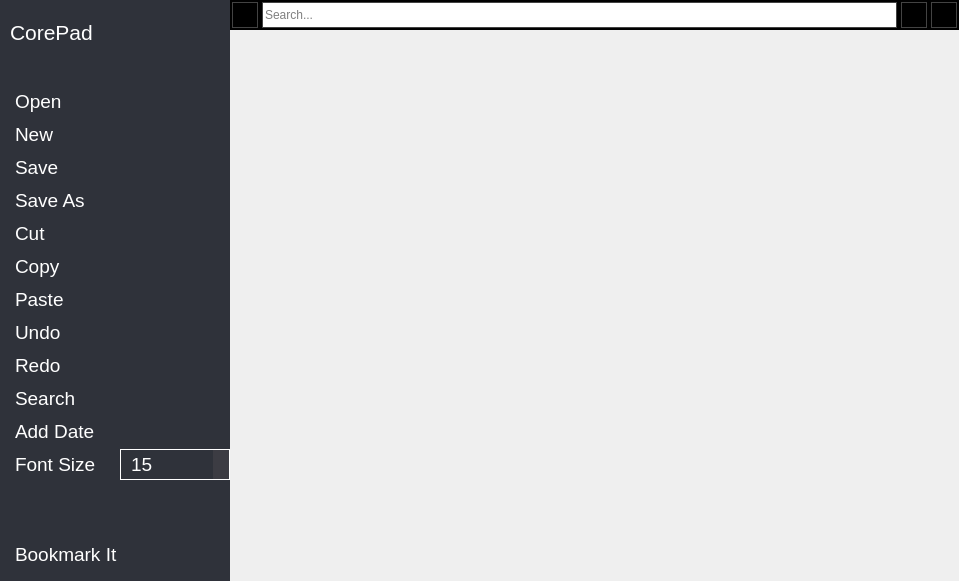
Before: the Qt Designer form app/corepad/corepad.ui in rahmanshaber/corebox, drawn with Qt 5.
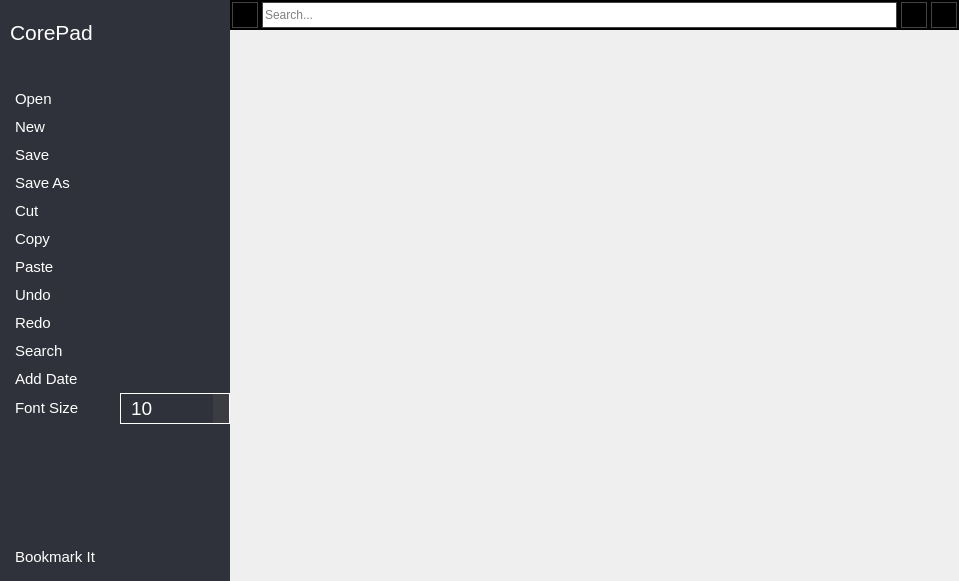
After: the same form once the commit is applied. Icons and pictures are not drawn.

The edit to the form file:
```diff
--- a/app/corepad/corepad.ui
+++ b/app/corepad/corepad.ui
@@ -140,7 +140,7 @@
        <widget class="QPushButton" name="cOpen">
         <property name="font">
          <font>
-          <pointsize>14</pointsize>
+          <pointsize>11</pointsize>
          </font>
         </property>
         <property name="styleSheet">
@@ -177,7 +177,7 @@
        <widget class="QPushButton" name="cNew">
         <property name="font">
          <font>
-          <pointsize>14</pointsize>
+          <pointsize>11</pointsize>
          </font>
         </property>
         <property name="styleSheet">
@@ -214,7 +214,7 @@
        <widget class="QPushButton" name="cSave">
         <property name="font">
          <font>
-          <pointsize>14</pointsize>
+          <pointsize>11</pointsize>
          </font>
         </property>
         <property name="styleSheet">
@@ -251,7 +251,7 @@
        <widget class="QPushButton" name="cSaveAs">
         <property name="font">
          <font>
-          <pointsize>14</pointsize>
+          <pointsize>11</pointsize>
          </font>
         </property>
         <property name="styleSheet">
@@ -291,7 +291,7 @@
         </property>
         <property name="font">
          <font>
-          <pointsize>14</pointsize>
+          <pointsize>11</pointsize>
          </font>
         </property>
         <property name="styleSheet">
@@ -331,7 +331,7 @@
         </property>
         <property name="font">
          <font>
-          <pointsize>14</pointsize>
+          <pointsize>11</pointsize>
          </font>
         </property>
         <property name="styleSheet">
@@ -368,7 +368,7 @@
        <widget class="QPushButton" name="cPaste">
         <property name="font">
          <font>
-          <pointsize>14</pointsize>
+          <pointsize>11</pointsize>
          </font>
         </property>
         <property name="styleSheet">
@@ -408,7 +408,7 @@
         </property>
         <property name="font">
          <font>
-          <pointsize>14</pointsize>
+          <pointsize>11</pointsize>
          </font>
         </property>
         <property name="styleSheet">
@@ -448,7 +448,7 @@
         </property>
         <property name="font">
          <font>
-          <pointsize>14</pointsize>
+          <pointsize>11</pointsize>
          </font>
         </property>
         <property name="styleSheet">
@@ -485,7 +485,7 @@
        <widget class="QPushButton" name="search">
         <property name="font">
          <font>
-          <pointsize>14</pointsize>
+          <pointsize>11</pointsize>
          </font>
         </property>
         <property name="styleSheet">
@@ -537,7 +537,7 @@
         </property>
         <property name="font">
          <font>
-          <pointsize>14</pointsize>
+          <pointsize>11</pointsize>
          </font>
         </property>
         <property name="styleSheet">
@@ -604,7 +604,7 @@
           <widget class="QPushButton" name="pushButton_4">
            <property name="font">
             <font>
-             <pointsize>14</pointsize>
+             <pointsize>11</pointsize>
             </font>
            </property>
            <property name="styleSheet">
@@ -659,10 +659,10 @@
 }</string>
            </property>
            <property name="currentText">
-            <string>15</string>
+            <string>10</string>
            </property>
            <property name="currentIndex">
-            <number>10</number>
+            <number>5</number>
            </property>
            <property name="maxVisibleItems">
             <number>5</number>
@@ -795,7 +795,7 @@
        <widget class="QPushButton" name="bookMarkIt">
         <property name="font">
          <font>
-          <pointsize>14</pointsize>
+          <pointsize>11</pointsize>
          </font>
         </property>
         <property name="styleSheet">
```
Left out of the diff: 10 changed lines with no effect on the pictures.
